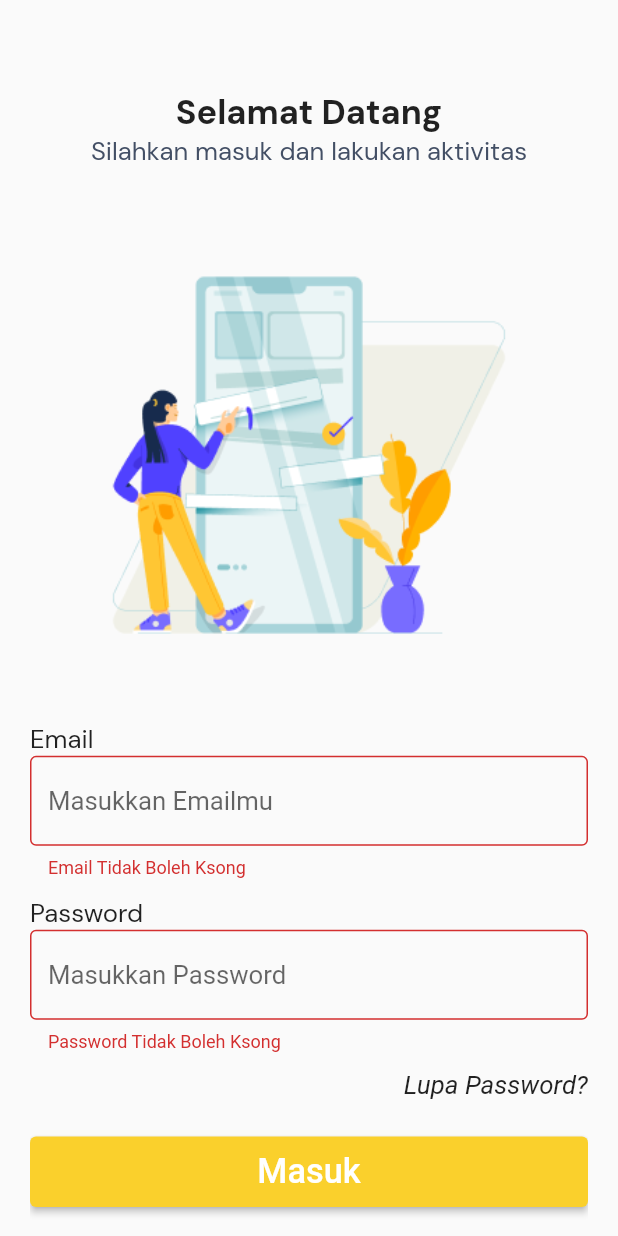
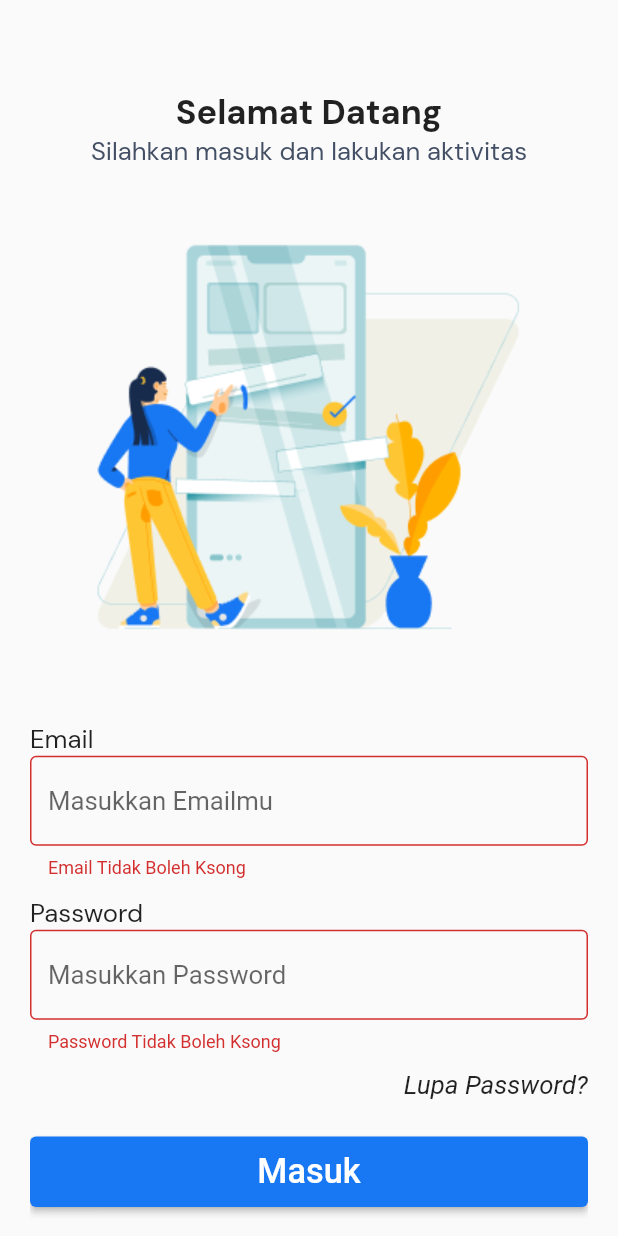
Before and after one commit to Greek-Cp/sidokare_mobile_app, a Flutter app: the screen it shows after launch, after a tap on "Masuk", on a phone screen of 412 x 824 dp. Run offline on Flutter 3.47's test engine with Material 2 defaults, Android fonts, the phone set to English and light mode, and no system bars; our stand-ins replace flutter_screenutil, google_fonts, motion_toast.

Commit message:
Pembaruan Baru
pembaruan ui

```diff
--- a/lib/const/list_color.dart
+++ b/lib/const/list_color.dart
@@ -4,4 +4,5 @@ class ListColor {
   static const warnaHeader = Colors.black;
   static const warnaKuning = Color.fromARGB(255, 250, 208, 44);
   static const warnaDescription = Color.fromARGB(255, 67, 79, 101);
+  static const warnaBiruSidoKare = Color.fromARGB(255, 24, 119, 242);
 }
--- a/lib/pages/page_login.dart
+++ b/lib/pages/page_login.dart
@@ -78,10 +78,7 @@ class _PageLoginState extends State<PageLogin> {
                       height: 10.sp,
                     ),
                     GestureDetector(
-                      onTap: () => {
-                        Navigator.pushNamed(
-                            context, PageRegister.routeName.toString())
-                      },
+                      onTap: () => {},
                       child: Text(
                         "Lupa Password?",
                         style: TextStyle(
@@ -95,7 +92,7 @@ class _PageLoginState extends State<PageLogin> {
                     ElevatedButton(
                         style: ButtonStyle(
                             backgroundColor: MaterialStatePropertyAll(
-                                ListColor.warnaKuning)),
+                                ListColor.warnaBiruSidoKare)),
                         onPressed: () => {
                               if (_formKey.currentState!.validate())
                                 {
@@ -128,6 +125,37 @@ class _PageLoginState extends State<PageLogin> {
                         )),
                     SizedBox(
                       height: 20.h,
+                    ),
+                    Row(
+                      mainAxisAlignment: MainAxisAlignment.center,
+                      children: [
+                        Text(
+                          "Belum punya akun? ",
+                          style: GoogleFonts.dmSans(
+                              textStyle: TextStyle(
+                                  fontWeight: FontWeight.normal,
+                                  fontSize: 15.sp)),
+                          textAlign: TextAlign.start,
+                        ),
+                        GestureDetector(
+                          onTap: () => {
+                            Navigator.pushNamed(
+                                context, PageRegister.routeName.toString())
+                          },
+                          child: Text(
+                            "Daftar Disini",
+                            style: GoogleFonts.dmSans(
+                                textStyle: TextStyle(
+                                    color: ListColor.warnaBiruSidoKare,
+                                    fontWeight: FontWeight.normal,
+                                    fontSize: 15.sp)),
+                            textAlign: TextAlign.start,
+                          ),
+                        ),
+                        SizedBox(
+                          height: 50.h,
+                        ),
+                      ],
                     ),
                   ],
                 ),
@@ -172,13 +200,13 @@ class _PageLoginState extends State<PageLogin> {
               hintText: hintText,
               enabledBorder: OutlineInputBorder(
                   borderSide:
-                      BorderSide(width: 1, color: ListColor.warnaKuning)),
+                      BorderSide(width: 1, color: ListColor.warnaBiruSidoKare)),
               focusedBorder: OutlineInputBorder(
                   borderSide:
-                      BorderSide(width: 1, color: ListColor.warnaKuning)),
+                      BorderSide(width: 1, color: ListColor.warnaBiruSidoKare)),
               border: OutlineInputBorder(
-                  borderSide:
-                      BorderSide(width: 1, color: ListColor.warnaKuning))),
+                  borderSide: BorderSide(
+                      width: 1, color: ListColor.warnaBiruSidoKare))),
         ),
       ],
     );
--- a/lib/pages/page_register.dart
+++ b/lib/pages/page_register.dart
@@ -107,12 +107,12 @@ class PageRegister extends StatelessWidget {
                             statusPasswordType: true,
                             pesanValidasi: "Password Konfirmasi")),
                     SizedBox(
-                      height: 10.sp,
+                      height: 10.w,
                     ),
                     ElevatedButton(
                         style: ButtonStyle(
                             backgroundColor: MaterialStatePropertyAll(
-                                ListColor.warnaKuning)),
+                                ListColor.warnaBiruSidoKare)),
                         onPressed: () => {
                               if (_formKey.currentState!.validate())
                                 {
@@ -204,13 +204,13 @@ class PageRegister extends StatelessWidget {
               hintText: hintText,
               enabledBorder: OutlineInputBorder(
                   borderSide:
-                      BorderSide(width: 1, color: ListColor.warnaKuning)),
+                      BorderSide(width: 1, color: ListColor.warnaBiruSidoKare)),
               focusedBorder: OutlineInputBorder(
                   borderSide:
-                      BorderSide(width: 1, color: ListColor.warnaKuning)),
+                      BorderSide(width: 1, color: ListColor.warnaBiruSidoKare)),
               border: OutlineInputBorder(
-                  borderSide:
-                      BorderSide(width: 1, color: ListColor.warnaKuning))),
+                  borderSide: BorderSide(
+                      width: 1, color: ListColor.warnaBiruSidoKare))),
         ),
       ],
     );
```
Also changed, not shown: assets/img_login.jpg, assets/img_register.png.
